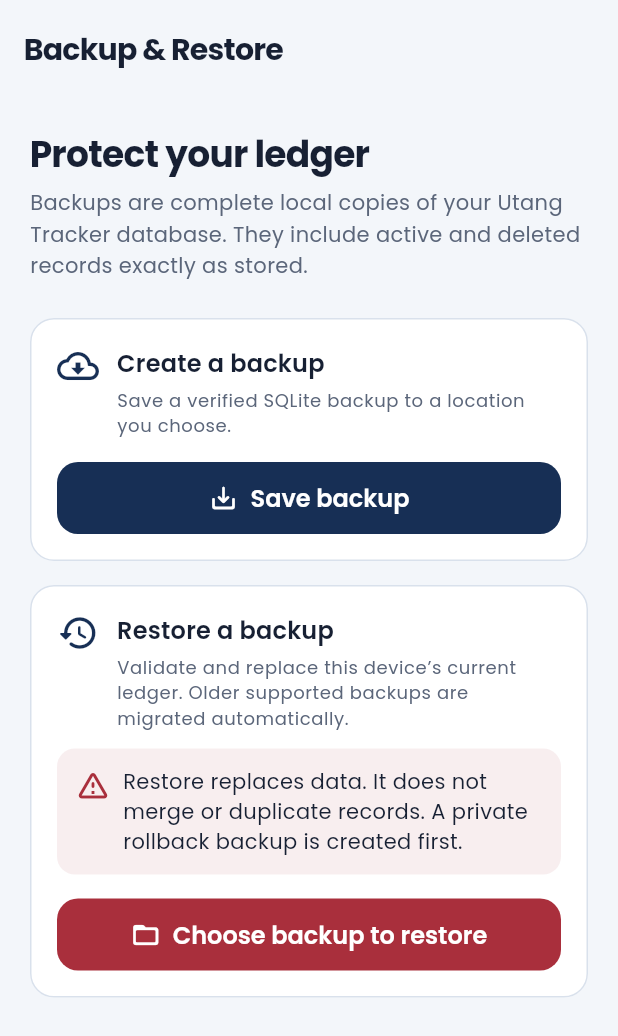
After one commit to alduanemirasol/utang_tracker, a Flutter app: the BackupRestorePage screen opened by its route, after a tap on "Choose backup to restore", on a phone screen of 412 x 824 dp. The commit adds this screen. Shown: the top 1036 px of the screen. Run offline on Flutter 3.47's test engine with Material 3 defaults, Android fonts, the phone set to English and light mode, and no system bars; our stand-ins replace drift, drift_flutter, equatable, flutter_riverpod, go_router, package_info_plus and 2 more; missing offline and left inert: sqlite3; accounts and stored records are empty; generated files the repository leaves out were written again; network calls fail.

Commit message:
feat: add safe local backup and restore

```diff
--- /dev/null
+++ b/lib/core/database/database_location.dart
@@ -0,0 +1,15 @@
+import 'dart:io';
+import 'package:path/path.dart' as p;
+import 'package:path_provider/path_provider.dart';
+
+class DatabaseLocation {
+  DatabaseLocation._();
+
+  static const databaseName = 'utang_tracker';
+  static const databaseFileName = '$databaseName.sqlite';
+
+  static Future<File> liveFile() async {
+    final directory = await getApplicationDocumentsDirectory();
+    return File(p.join(directory.path, databaseFileName));
+  }
+}
--- a/lib/core/providers/core_providers.dart
+++ b/lib/core/providers/core_providers.dart
@@ -1,5 +1,7 @@
 import 'package:flutter_riverpod/flutter_riverpod.dart';
 import 'package:utang_tracker/core/database/app_database.dart';
+import 'package:utang_tracker/features/backup/data/backup_file_gateway.dart';
+import 'package:utang_tracker/features/backup/data/database_backup_service.dart';
 import 'package:utang_tracker/features/customers/data/repositories/customer_repository_impl.dart';
 import 'package:utang_tracker/features/customers/domain/repositories/customer_repository.dart';
 import 'package:utang_tracker/features/dashboard/data/repositories/dashboard_repository_impl.dart';
@@ -15,6 +17,14 @@ final databaseProvider = Provider<AppDatabase>((ref) {
   final db = AppDatabase();
   ref.onDispose(db.close);
   return db;
+});
+
+final databaseBackupServiceProvider = Provider<DatabaseBackupService>((ref) {
+  return DatabaseBackupService(ref.watch(databaseProvider));
+});
+
+final backupFileGatewayProvider = Provider<BackupFileGateway>((_) {
+  return const BackupFileGateway();
 });
 
 final customerRepositoryProvider = Provider<CustomerRepository>((ref) {
--- a/lib/core/router/app_router.dart
+++ b/lib/core/router/app_router.dart
@@ -1,6 +1,7 @@
 import 'package:flutter/material.dart';
 import 'package:go_router/go_router.dart';
 import 'package:utang_tracker/core/router/app_shell.dart';
+import 'package:utang_tracker/features/backup/presentation/pages/backup_restore_page.dart';
 import 'package:utang_tracker/features/customers/presentation/pages/customer_detail_page.dart';
 import 'package:utang_tracker/features/customers/presentation/pages/customer_form_page.dart';
 import 'package:utang_tracker/features/customers/presentation/pages/customers_list_page.dart';
@@ -123,6 +124,11 @@ GoRouter createAppRouter() {
         ],
       ),
       GoRoute(
+        path: '/backup-restore',
+        parentNavigatorKey: rootNavigatorKey,
+        builder: (context, state) => const BackupRestorePage(),
+      ),
+      GoRoute(
         path: '/about',
         parentNavigatorKey: rootNavigatorKey,
         builder: (context, state) => const AboutPage(),
--- /dev/null
+++ b/lib/features/backup/data/backup_file_gateway.dart
@@ -0,0 +1,24 @@
+import 'dart:io';
+
+import 'package:flutter/services.dart';
+
+class BackupFileGateway {
+  const BackupFileGateway();
+
+  static const _channel = MethodChannel(
+    'com.example.utang_tracker/backup_files',
+  );
+
+  Future<bool> save(File source, String fileName) async {
+    final saved = await _channel.invokeMethod<bool>('saveBackup', {
+      'sourcePath': source.path,
+      'fileName': fileName,
+    });
+    return saved ?? false;
+  }
+
+  Future<File?> pick() async {
+    final path = await _channel.invokeMethod<String>('pickBackup');
+    return path == null ? null : File(path);
+  }
+}
--- /dev/null
+++ b/lib/features/backup/domain/backup_models.dart
@@ -0,0 +1,25 @@
+import 'dart:io';
+
+class PreparedRestore {
+  const PreparedRestore({
+    required this.file,
+    required this.originalSchemaVersion,
+    required this.schemaVersion,
+  });
+
+  final File file;
+  final int originalSchemaVersion;
+  final int schemaVersion;
+
+  bool get wasMigrated => originalSchemaVersion != schemaVersion;
+}
+
+class RestoreResult {
+  const RestoreResult({
+    required this.rollbackBackup,
+    required this.wasMigrated,
+  });
+
+  final File rollbackBackup;
+  final bool wasMigrated;
+}
--- /dev/null
+++ b/lib/features/backup/presentation/pages/backup_restore_page.dart
@@ -0,0 +1,231 @@
+import 'dart:io';
+
+import 'package:flutter/material.dart';
+import 'package:flutter_riverpod/flutter_riverpod.dart';
+import 'package:path/path.dart' as p;
+import 'package:utang_tracker/app/coordination.dart';
+import 'package:utang_tracker/core/providers/core_providers.dart';
+import 'package:utang_tracker/core/theme/app_colors.dart';
+import 'package:utang_tracker/core/theme/app_spacing.dart';
+import 'package:utang_tracker/core/widgets/app_button.dart';
+import 'package:utang_tracker/core/widgets/app_card.dart';
+import 'package:utang_tracker/core/widgets/confirmation_dialog.dart';
+import 'package:utang_tracker/features/backup/domain/backup_models.dart';
+
+class BackupRestorePage extends ConsumerStatefulWidget {
+  const BackupRestorePage({super.key});
+
+  @override
+  ConsumerState<BackupRestorePage> createState() => _BackupRestorePageState();
+}
+
+class _BackupRestorePageState extends ConsumerState<BackupRestorePage> {
+  bool _isExporting = false;
+  bool _isRestoring = false;
+
+  bool get _isBusy => _isExporting || _isRestoring;
+
+  Future<void> _createBackup() async {
+    setState(() => _isExporting = true);
+    File? snapshot;
+    try {
+      snapshot = await ref
+          .read(databaseBackupServiceProvider)
+          .createExportSnapshot();
+      final saved = await ref
+          .read(backupFileGatewayProvider)
+          .save(snapshot, p.basename(snapshot.path));
+      if (!mounted || !saved) return;
+      _showMessage('Backup saved successfully.');
+    } catch (error) {
+      if (mounted) _showMessage(error.toString(), isError: true);
+    } finally {
+      if (snapshot != null && await snapshot.exists()) await snapshot.delete();
+      if (mounted) setState(() => _isExporting = false);
+    }
+  }
+
+  Future<void> _restoreBackup() async {
+    final selected = await ref.read(backupFileGatewayProvider).pick();
+    if (selected == null || !mounted) return;
+    final path = selected.path;
+
+    setState(() => _isRestoring = true);
+    PreparedRestore? prepared;
+    try {
+      prepared = await ref
+          .read(databaseBackupServiceProvider)
+          .prepareRestore(File(path));
+      if (!mounted) return;
+      final migrationNote = prepared.wasMigrated
+          ? ' Its schema will be upgraded from version ${prepared.originalSchemaVersion} to ${prepared.schemaVersion}.'
+          : '';
+      final confirmed = await showConfirmationDialog(
+        context: context,
+        title: 'Replace current data?',
+        message:
+            'Restoring ${p.basename(path)} will replace all current customers, utang, items, and payments.$migrationNote A rollback backup will be created automatically.',
+        confirmLabel: 'Restore backup',
+        isDestructive: true,
+      );
+      if (!confirmed) {
+        if (await prepared.file.exists()) await prepared.file.delete();
+        return;
+      }
+
+      final result = await ref
+          .read(databaseBackupServiceProvider)
+          .restore(prepared);
+      if (!mounted) return;
+      refreshAfterDatabaseRestore(ref);
+      _showMessage(
+        result.wasMigrated
+            ? 'Backup restored and migrated successfully.'
+            : 'Backup restored successfully.',
+      );
+    } catch (error) {
+      refreshAfterDatabaseRestore(ref);
+      if (mounted) _showMessage(error.toString(), isError: true);
+    } finally {
+      if (mounted) setState(() => _isRestoring = false);
+    }
+  }
+
+  void _showMessage(String message, {bool isError = false}) {
+    ScaffoldMessenger.of(context).showSnackBar(
+      SnackBar(
+        content: Text(message),
+        backgroundColor: isError ? AppColors.danger : AppColors.primaryDark,
+      ),
+    );
+  }
+
+  @override
+  Widget build(BuildContext context) {
+    return Scaffold(
+      appBar: AppBar(title: const Text('Backup & Restore')),
+      body: ListView(
+        padding: const EdgeInsets.all(AppSpacing.pagePadding),
+        children: [
+          Text(
+            'Protect your ledger',
+            style: Theme.of(context).textTheme.headlineSmall,
+          ),
+          const SizedBox(height: AppSpacing.sm),
+          Text(
+            'Backups are complete local copies of your Utang Tracker database. They include active and deleted records exactly as stored.',
+            style: Theme.of(context).textTheme.bodyMedium?.copyWith(
+              color: AppColors.textSecondary,
+              height: 1.5,
+            ),
+          ),
+          const SizedBox(height: AppSpacing.xl),
+          AppCard(
+            child: Column(
+              crossAxisAlignment: CrossAxisAlignment.start,
+              children: [
+                const _ActionHeader(
+                  icon: Icons.cloud_download_outlined,
+                  title: 'Create a backup',
+                  description:
+                      'Save a verified SQLite backup to a location you choose.',
+                ),
+                const SizedBox(height: AppSpacing.lg),
+                AppButton(
+                  label: 'Save backup',
+                  icon: Icons.save_alt_rounded,
+                  isLoading: _isExporting,
+                  onPressed: _isBusy ? null : _createBackup,
+                ),
+              ],
+            ),
+          ),
+          const SizedBox(height: AppSpacing.lg),
+          AppCard(
+            child: Column(
+              crossAxisAlignment: CrossAxisAlignment.start,
+              children: [
+                const _ActionHeader(
+                  icon: Icons.restore_rounded,
+                  title: 'Restore a backup',
+                  description:
+                      'Validate and replace this device’s current ledger. Older supported backups are migrated automatically.',
+                ),
+                const SizedBox(height: AppSpacing.md),
+                Container(
+                  padding: const EdgeInsets.all(AppSpacing.md),
+                  decoration: BoxDecoration(
+                    color: AppColors.danger.withValues(alpha: 0.08),
+                    borderRadius: BorderRadius.circular(12),
+                  ),
+                  child: const Row(
+                    crossAxisAlignment: CrossAxisAlignment.start,
+                    children: [
+                      Icon(
+                        Icons.warning_amber_rounded,
+                        color: AppColors.danger,
+                      ),
+                      SizedBox(width: AppSpacing.sm),
+                      Expanded(
+                        child: Text(
+                          'Restore replaces data. It does not merge or duplicate records. A private rollback backup is created first.',
+                        ),
+                      ),
+                    ],
+                  ),
+                ),
+                const SizedBox(height: AppSpacing.lg),
+                AppButton(
+                  label: 'Choose backup to restore',
+                  icon: Icons.folder_open_rounded,
+                  variant: AppButtonVariant.danger,
+                  isLoading: _isRestoring,
+                  onPressed: _isBusy ? null : _restoreBackup,
+                ),
+              ],
+            ),
+          ),
+        ],
+      ),
+    );
+  }
+}
+
+class _ActionHeader extends StatelessWidget {
+  const _ActionHeader({
+    required this.icon,
+    required this.title,
+    required this.description,
+  });
+
+  final IconData icon;
+  final String title;
+  final String description;
+
+  @override
+  Widget build(BuildContext context) {
+    return Row(
+      crossAxisAlignment: CrossAxisAlignment.start,
+      children: [
+        Icon(icon, color: AppColors.primaryDark, size: 28),
+        const SizedBox(width: AppSpacing.md),
+        Expanded(
+          child: Column(
+            crossAxisAlignment: CrossAxisAlignment.start,
+            children: [
+              Text(title, style: Theme.of(context).textTheme.titleMedium),
+              const SizedBox(height: AppSpacing.xs),
+              Text(
+                description,
+                style: Theme.of(context).textTheme.bodySmall?.copyWith(
+                  color: AppColors.textSecondary,
+                  height: 1.45,
+                ),
+              ),
+            ],
+          ),
+        ),
+      ],
+    );
+  }
+}
--- a/lib/features/dashboard/presentation/pages/dashboard_page.dart
+++ b/lib/features/dashboard/presentation/pages/dashboard_page.dart
@@ -34,6 +34,11 @@ class DashboardPage extends ConsumerWidget {
               if (debtId == null || !context.mounted) return;
               context.push('/debts/$debtId');
             },
+          ),
+          IconButton(
+            tooltip: 'Backup & Restore',
+            icon: const Icon(Icons.backup_outlined),
+            onPressed: () => context.push('/backup-restore'),
           ),
           IconButton(
             tooltip: 'About',
--- a/pubspec.yaml
+++ b/pubspec.yaml
@@ -27,6 +27,8 @@ dependencies:
   uuid: ^4.5.3
   http: ^1.4.0
   url_launcher: ^6.3.2
+  path: ^1.9.1
+  sqlite3: ^3.5.0
 
 dev_dependencies:
   flutter_test:
```
Also changed, not shown: lib/app/coordination.dart (+10 -0 lines), lib/core/database/app_database.dart (+15 -2 lines), lib/features/backup/data/database_backup_service.dart (added, +310 -0 lines), lib/features/backup/domain/backup_exception.dart (added, +18 -0 lines), pubspec.lock, 3 other files.
